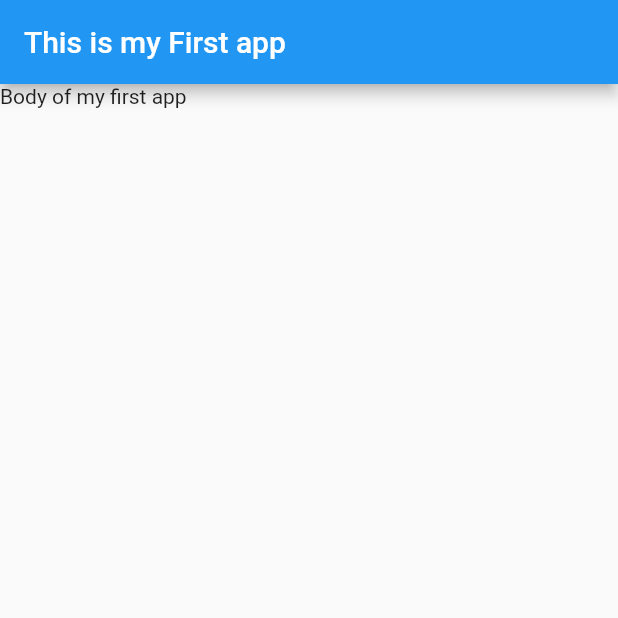
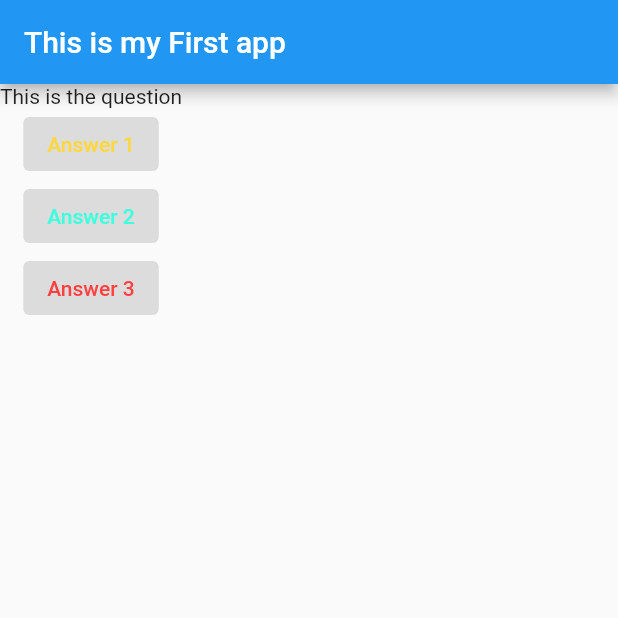
Before and after one commit to Khawajafakhar/Training_project, a Flutter app: the screen it shows after launch, on a phone screen of 412 x 824 dp, the top half of it. Run offline on Flutter 3.47's test engine with Material 2 defaults, Android fonts, the light colour scheme and no system bars.

Commit message:
Working with Elevated button

```diff
--- a/lib/main.dart
+++ b/lib/main.dart
@@ -15,8 +15,29 @@ class MyApp extends StatelessWidget {
     // ignore: dead_code
     return MaterialApp(
       home: Scaffold(
-        appBar: AppBar(title: Text('This is my First app'),),
-        body: Text('Body of my first app'),
+        appBar: AppBar(
+          title: Text('This is my First app'),
+        ),
+        body: Column(
+          children: [
+            Text('This is the question'),
+            ElevatedButton(
+              onPressed: null,
+              child:
+                  Text('Answer 1', style: TextStyle(color: Colors.amberAccent)),
+            ),
+            ElevatedButton(
+              onPressed: null,
+              child:
+                  Text('Answer 2', style: TextStyle(color: Color.fromARGB(255, 64, 255, 223))),
+            ),
+            ElevatedButton(
+              onPressed: null,
+              child:
+                  Text('Answer 3', style: TextStyle(color: Color.fromARGB(255, 255, 64, 64))),
+            ),
+          ],
+        ),
       ),
     );
   }
```
